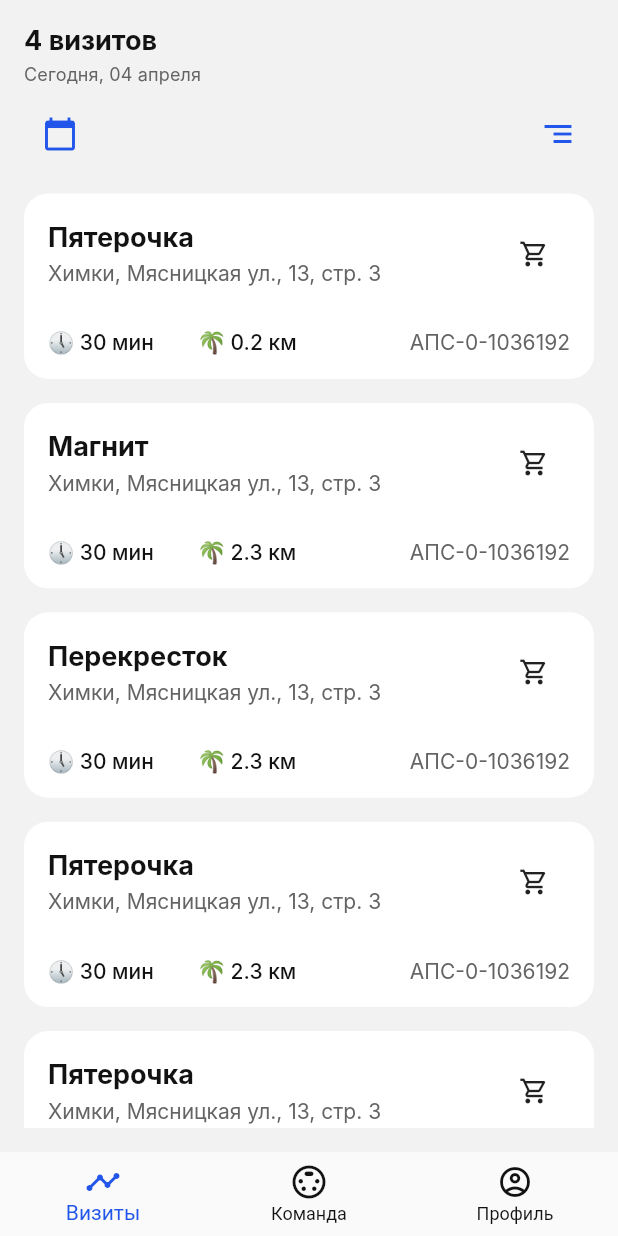
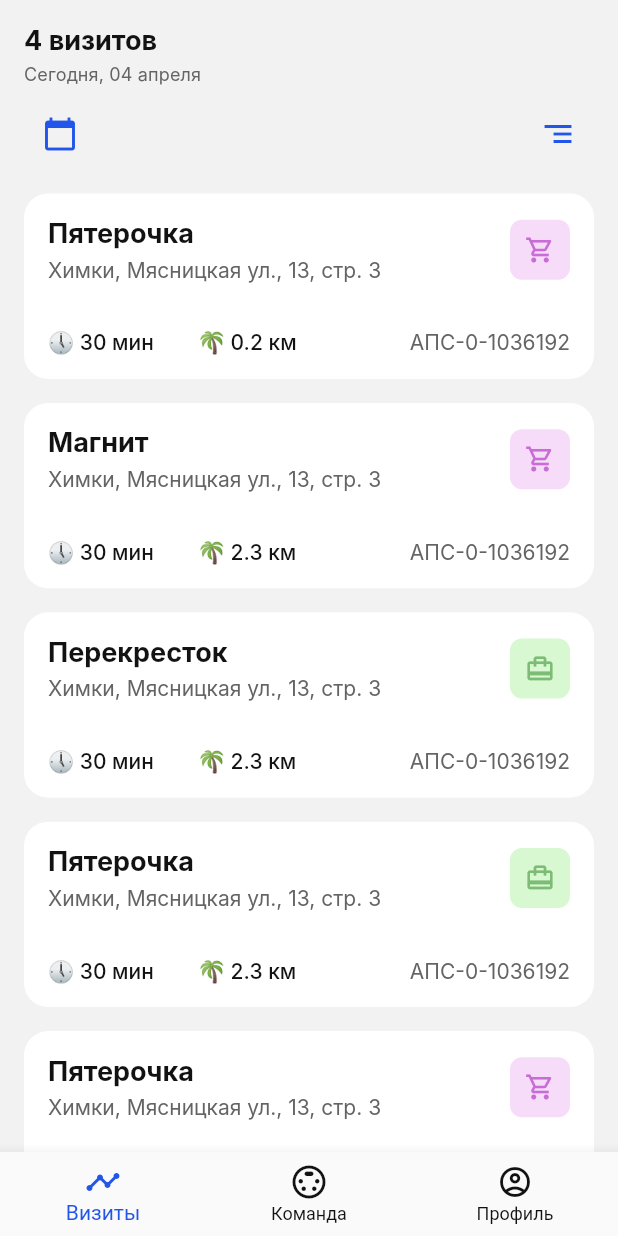
Before and after one commit to Sanjarbek17/test_app, a Flutter app: the screen it shows after launch, on a phone screen of 412 x 824 dp. Run offline on Flutter 3.47's test engine with Material 2 defaults, Android fonts, the phone set to English and light mode, and no system bars; our stand-ins replace flutter_toggle_tab; Roboto replaces fonts that are missing (Inter).

Commit message:
everything is done except one

```diff
--- a/lib/screens/main_screen.dart
+++ b/lib/screens/main_screen.dart
@@ -39,7 +39,8 @@ class _MainScreenState extends State<MainScreen> {
           home: Scaffold(
             body: SafeArea(
               child: Padding(
-                padding: const EdgeInsets.all(16.0),
+                padding:
+                    const EdgeInsets.only(left: 16.0, top: 16.0, right: 16.0),
                 child: Column(
                   children: [
                     // text, how many vised and date
@@ -119,11 +120,36 @@ class _MainScreenState extends State<MainScreen> {
                                       ],
                                     ),
                                     // store type icons
-                                    IconButton(
-                                      onPressed: () {},
-                                      icon: const Icon(
-                                          Icons.shopping_cart_outlined),
-                                      iconSize: 20.0,
+                                    Container(
+                                      width: 40,
+                                      height: 40,
+                                      decoration: BoxDecoration(
+                                        borderRadius: BorderRadius.circular(8),
+                                        color: products[index % products.length]
+                                                    .storeType ==
+                                                'buy'
+                                            ? bilobaFlower
+                                            : mossGreen,
+                                      ),
+                                      child: Center(
+                                        child: IconButton(
+                                          onPressed: () {},
+                                          icon:
+                                              products[index % products.length]
+                                                          .storeType ==
+                                                      'buy'
+                                                  ? Icon(
+                                                      Icons
+                                                          .shopping_cart_outlined,
+                                                      color: lavender,
+                                                    )
+                                                  : Icon(
+                                                      Icons.card_travel,
+                                                      color: deYork,
+                                                    ),
+                                          iconSize: 20.0,
+                                        ),
+                                      ),
                                     )
                                   ],
                                 ),
@@ -163,7 +189,7 @@ class _MainScreenState extends State<MainScreen> {
               ),
             ),
             bottomNavigationBar: BottomNavigationBar(
-              elevation: 0.0,
+              // elevation: 1.0,
               unselectedItemColor: black,
               selectedItemColor: dodgerBlue,
               items: const <BottomNavigationBarItem>[
```
